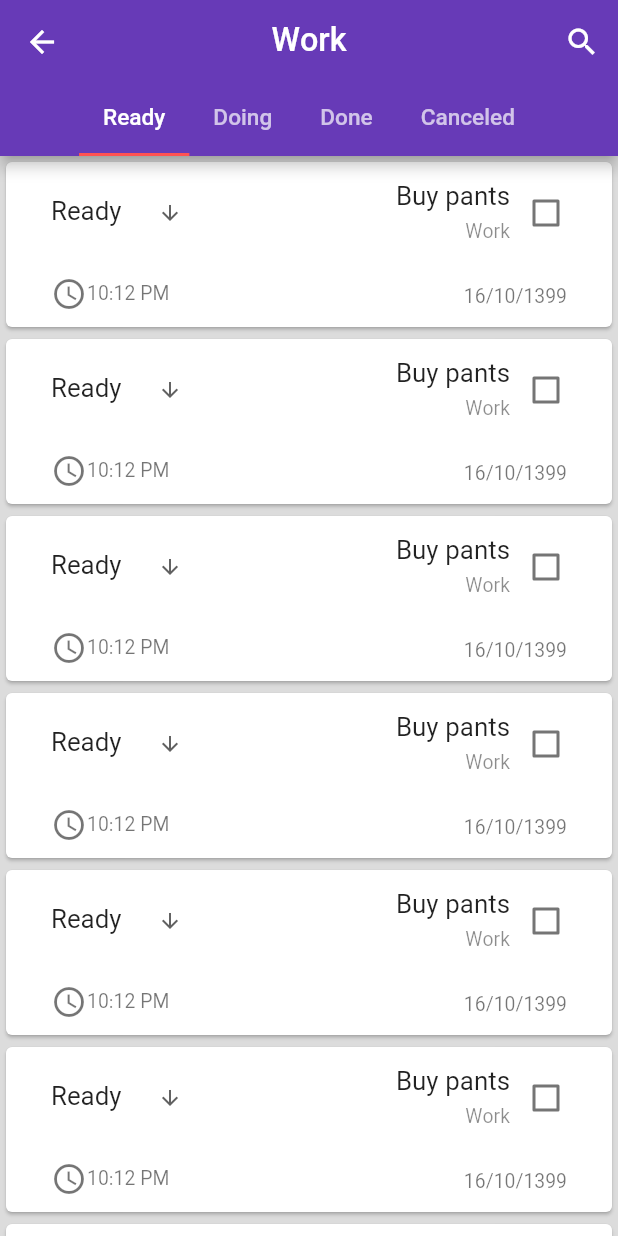
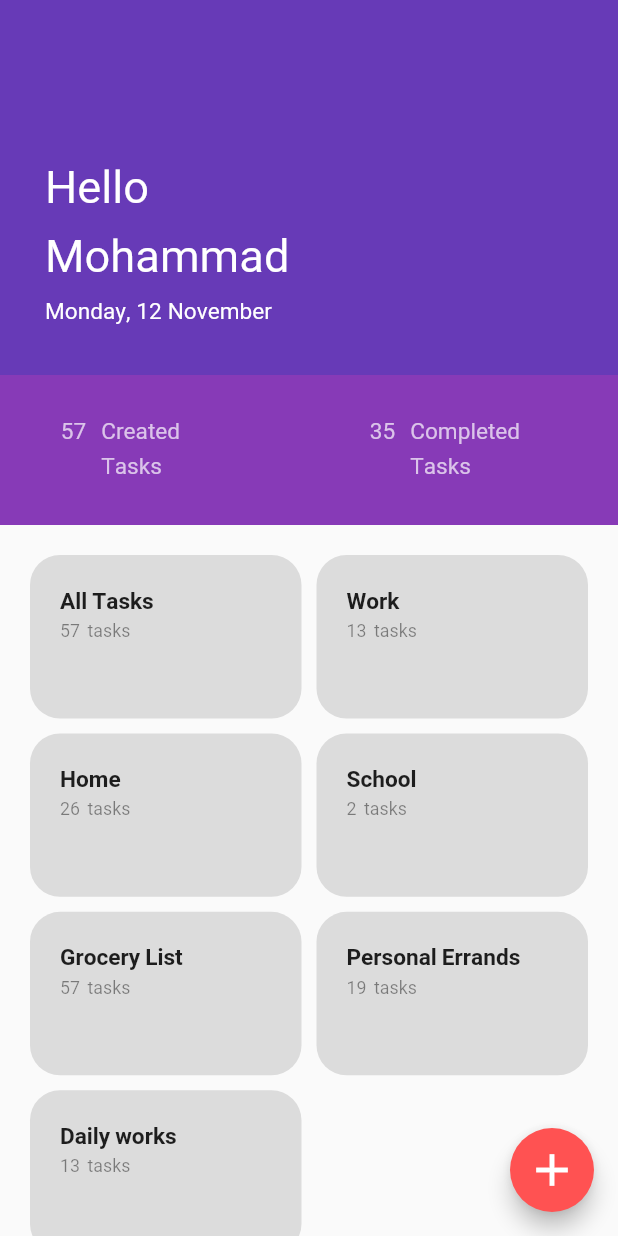
Before and after one commit to Mohammad-Alavi/To-Do-Flutter, a Flutter app: the screen it shows after launch, on a phone screen of 412 x 824 dp. Run offline on Flutter 3.47's test engine with Material 2 defaults, Android fonts, the phone set to English and light mode, and no system bars; our stand-ins replace dartz, equatable.

Commit message:
Implement HomePage UI

```diff
--- a/lib/main.dart
+++ b/lib/main.dart
@@ -18,7 +18,7 @@ class MyApp extends StatelessWidget {
         accentColor: Colors.redAccent,
         visualDensity: VisualDensity.adaptivePlatformDensity,
       ),
-      initialRoute: RoutesProvider.TASK_LIST_PAGE,
+      initialRoute: RoutesProvider.HOME_PAGE,
       routes: RoutesProvider.routes(context),
 //      home: MyHomePage(title: 'Flutter Demo Home Page'),
     );
--- a/lib/src/core/route_provider.dart
+++ b/lib/src/core/route_provider.dart
@@ -1,15 +1,18 @@
 import 'package:belbool_to_do/src/features/task/presentation/pages/add_edit.dart';
+import 'package:belbool_to_do/src/features/task/presentation/pages/home.dart';
 import 'package:belbool_to_do/src/features/task/presentation/pages/task_list.dart';
 import 'package:flutter/material.dart';
 
 class RoutesProvider {
   static const String ADD_EDIT_TASK_PAGE = "/add-edit-task";
   static const String TASK_LIST_PAGE = "/task-list";
+  static const String HOME_PAGE = "/home";
 
   static routes(context) {
     return {
       ADD_EDIT_TASK_PAGE: (BuildContext context) => AddEditPage(),
       TASK_LIST_PAGE: (BuildContext context) => TaskListPage(),
+      HOME_PAGE: (BuildContext context) => HomePage(),
     };
   }
 }
--- /dev/null
+++ b/lib/src/features/task/presentation/pages/home.dart
@@ -0,0 +1,129 @@
+import 'package:belbool_to_do/src/features/task/presentation/widgets/tag_group_button_grid.dart';
+import 'package:flutter/cupertino.dart';
+import 'package:flutter/material.dart';
+
+class HomePage extends StatefulWidget {
+  @override
+  _HomeState createState() => _HomeState();
+}
+
+class _HomeState extends State<HomePage> {
+  EdgeInsets _pagePadding = const EdgeInsets.all(30.0);
+
+  @override
+  Widget build(BuildContext context) {
+    return Scaffold(
+      body: Column(
+        children: <Widget>[
+          _buildHeading(),
+          _buildNavigationBar(),
+          Expanded(child: TagGroupButtonGrid()),
+        ],
+      ),
+      floatingActionButton: _buildAddTaskFab(),
+    );
+  }
+
+  Widget _buildAddTaskFab() {
+    return FloatingActionButton(
+      onPressed: () {
+        // TODO Implement onPress action
+      },
+      child: Icon(
+        Icons.add,
+        size: 36,
+      ),
+    );
+  }
+
+  Widget _buildNavigationBar() {
+    return Container(
+      height: 100,
+      color: Theme.of(context).primaryColor.withRed(135),
+      child: Row(
+        mainAxisAlignment: MainAxisAlignment.spaceAround,
+        children: <Widget>[
+          _buildNavigationButton('57', 'Created', () {
+            // TODO Implement onPress action
+          }),
+          _buildNavigationButton('35', 'Completed', () {
+            // TODO Implement onPress action
+          })
+        ],
+      ),
+    );
+  }
+
+  Widget _buildHeading() {
+    return Container(
+      height: 250,
+      color: Theme.of(context).primaryColor,
+      child: Row(
+        crossAxisAlignment: CrossAxisAlignment.stretch,
+        children: <Widget>[
+          Expanded(
+            child: Padding(
+              padding: _pagePadding,
+              child: Column(
+                mainAxisAlignment: MainAxisAlignment.end,
+                crossAxisAlignment: CrossAxisAlignment.start,
+                children: <Widget>[
+                  Text(
+                    'Hello',
+                    style: TextStyle(fontSize: 28, color: Colors.white),
+                  ),
+                  Text(
+                    'Mohammad',
+                    style: TextStyle(fontSize: 28, color: Colors.white),
+                  ),
+                  Text(
+                    'Monday, 12 November',
+                    style: TextStyle(fontSize: 14, color: Colors.white),
+                  ),
+                ],
+              ),
+            ),
+          ),
+        ],
+      ),
+    );
+  }
+
+  Widget _buildNavigationButton(String count, String title, Function onTap) {
+    return Flexible(
+      child: InkWell(
+        onTap: () {
+          onTap();
+        },
+        child: Row(
+          mainAxisAlignment: MainAxisAlignment.center,
+          children: <Widget>[
+            Flexible(
+              child: Column(
+                mainAxisAlignment: MainAxisAlignment.center,
+                crossAxisAlignment: CrossAxisAlignment.start,
+                children: <Widget>[
+                  Text(count, style: TextStyle(color: Colors.white70)),
+                  Text('', style: TextStyle(color: Colors.white70)),
+                ],
+              ),
+            ),
+            SizedBox(
+              width: 10,
+            ),
+            Expanded(
+              child: Column(
+                mainAxisAlignment: MainAxisAlignment.center,
+                crossAxisAlignment: CrossAxisAlignment.start,
+                children: <Widget>[
+                  Text(title, style: TextStyle(color: Colors.white70)),
+                  Text('Tasks', style: TextStyle(color: Colors.white70)),
+                ],
+              ),
+            )
+          ],
+        ),
+      ),
+    );
+  }
+}
--- /dev/null
+++ b/lib/src/features/task/presentation/widgets/tag_group_button.dart
@@ -0,0 +1,42 @@
+import 'package:flutter/material.dart';
+
+class TagGroupButton extends StatelessWidget {
+  final String title;
+  final String count;
+
+  TagGroupButton({@required this.title, @required this.count});
+
+  @override
+  Widget build(BuildContext context) {
+    return InkWell(
+      onTap: () {
+        // TODO Implement onTap action
+      },
+      child: Container(
+          height: 20,
+          decoration: BoxDecoration(
+            borderRadius: BorderRadius.circular(20),
+            color: Colors.black12,
+          ),
+          child: Padding(
+            padding: const EdgeInsets.all(20),
+            child: Column(
+              children: <Widget>[
+                Row(
+                  children: <Widget>[
+                    Text(title, style: TextStyle(fontWeight: FontWeight.bold)),
+                  ],
+                ),
+                Row(
+                  children: <Widget>[
+                    Text(count, style: TextStyle(fontSize: 11, color: Colors.black45)),
+                    SizedBox(width: 5),
+                    Text('tasks', style: TextStyle(fontSize: 11, color: Colors.black45)),
+                  ],
+                )
+              ],
+            ),
+          )),
+    );
+  }
+}
--- /dev/null
+++ b/lib/src/features/task/presentation/widgets/tag_group_button_grid.dart
@@ -0,0 +1,37 @@
+import 'package:belbool_to_do/src/features/task/presentation/widgets/tag_group_button.dart';
+import 'package:flutter/material.dart';
+
+class TagGroupButtonGrid extends StatefulWidget {
+  @override
+  _TagGroupButtonGridState createState() => _TagGroupButtonGridState();
+}
+
+class _TagGroupButtonGridState extends State<TagGroupButtonGrid> {
+  @override
+  Widget build(BuildContext context) {
+    var size = MediaQuery.of(context).size;
+
+    /*24 is for notification bar on Android*/
+    final double itemHeight = (size.height - kToolbarHeight - 24) / 6;
+    final double itemWidth = size.width / 2;
+
+    // TODO Change to GridView.builder
+    return GridView.count(
+      primary: false,
+        childAspectRatio: (itemWidth / itemHeight),
+      padding: const EdgeInsets.all(20),
+      crossAxisSpacing: 10,
+      mainAxisSpacing: 10,
+      crossAxisCount: 2,
+      children: <Widget>[
+        TagGroupButton(title: 'All Tasks', count: '57'),
+        TagGroupButton(title: 'Work', count: '13'),
+        TagGroupButton(title: 'Home', count: '26'),
+        TagGroupButton(title: 'School', count: '2'),
+        TagGroupButton(title: 'Grocery List', count: '57'),
+        TagGroupButton(title: 'Personal Errands', count: '19'),
+        TagGroupButton(title: 'Daily works', count: '13'),
+      ],
+    );
+  }
+}
--- a/lib/src/features/task/presentation/widgets/task_list.dart
+++ b/lib/src/features/task/presentation/widgets/task_list.dart
@@ -41,6 +41,7 @@ class _TaskListState extends State<TaskList> {
   Widget build(BuildContext context) {
     return Container(
       decoration: BoxDecoration(color: Colors.black12),
+      // TODO Change to ListView.builder
       child: ListView(
         children: <Widget>[
           TaskCard(),
```
